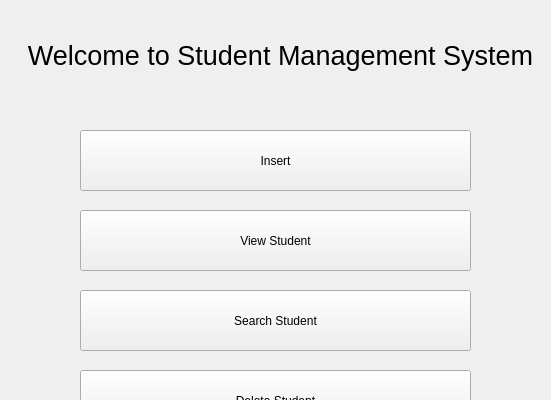
Qt form GUI/StudentManagementSystem/mainwindow.ui (AppDevIn/StudentManagement) before a commit; both pictures show x 120 to 671 and y 0 to 400 of the 802 by 725 pixel window.
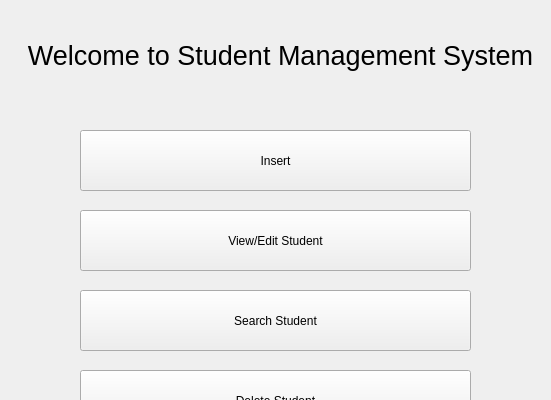
The same form after that commit.

Patch:
```diff
--- a/GUI/StudentManagementSystem/mainwindow.ui
+++ b/GUI/StudentManagementSystem/mainwindow.ui
@@ -97,7 +97,7 @@
      </rect>
     </property>
     <property name="text">
-     <string>View Student</string>
+     <string>View/Edit Student</string>
     </property>
    </widget>
    <widget class="QPushButton" name="insert_6">
```
